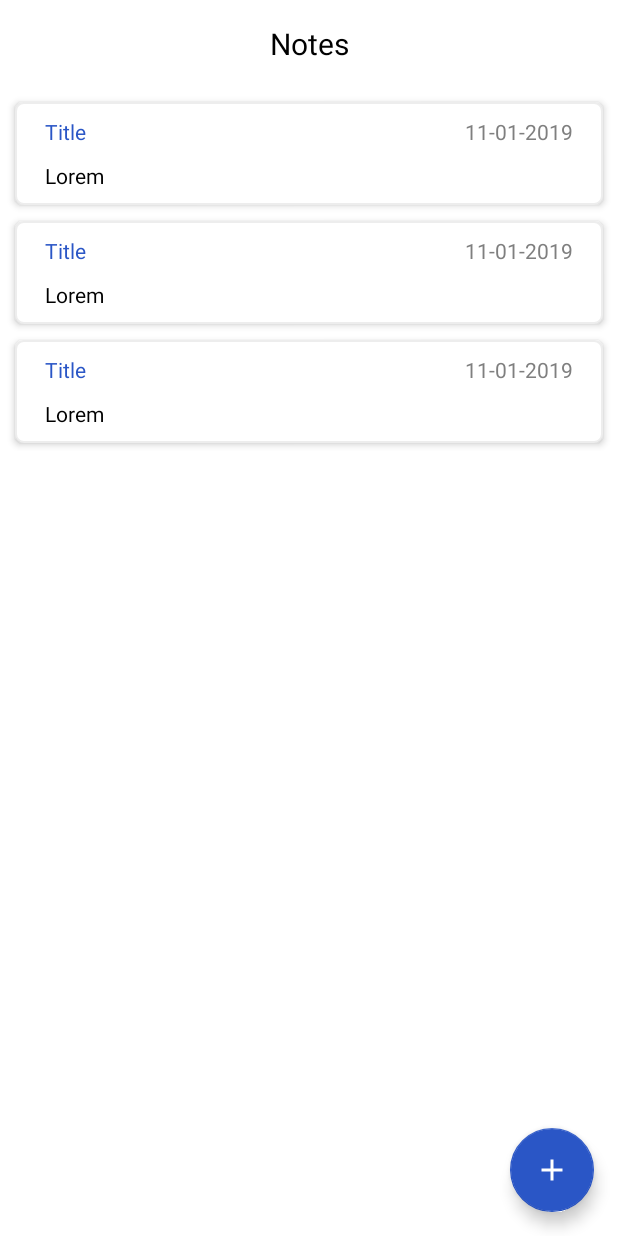
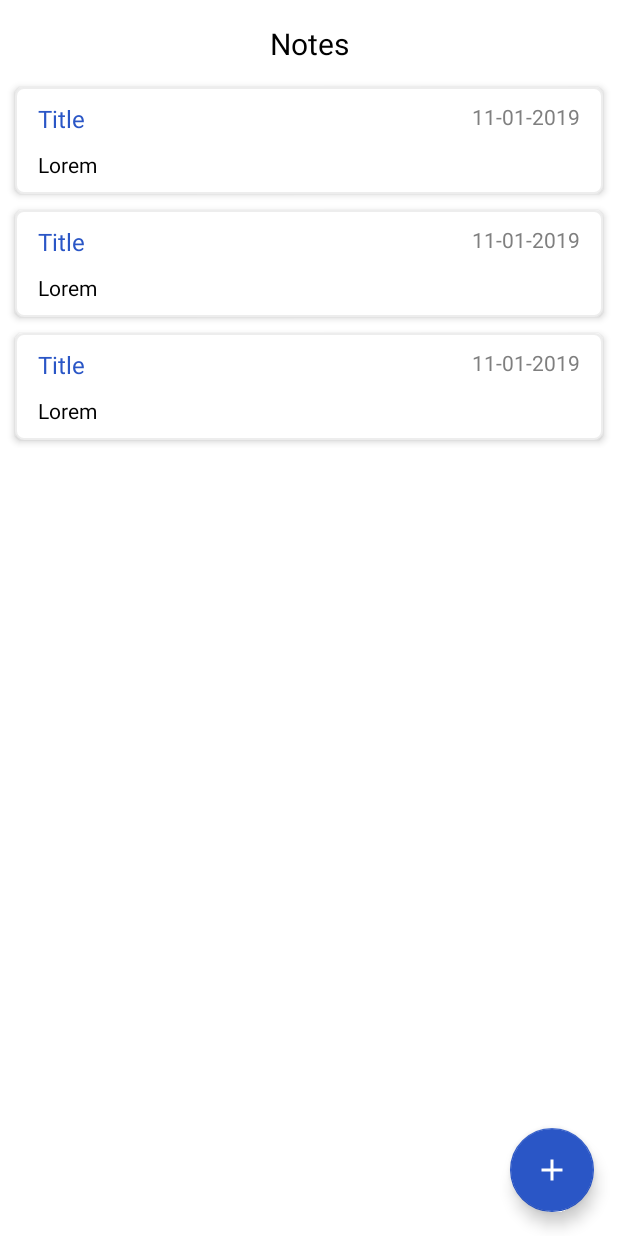
Before and after one commit to pwnjeswani/TodoApp, an Android app: the layout activity_main.xml on its own in the app's theme, with its tools: preview values and no code run, on a phone screen of 412 x 824 dp. Run offline under Robolectric (Android 15) with nearby library versions, the light colour scheme and no system bars.

Commit message:
not working editing title, moving further to edit note on item click

```diff
--- a/app/src/main/AndroidManifest.xml
+++ b/app/src/main/AndroidManifest.xml
@@ -10,7 +10,8 @@
         android:roundIcon="@mipmap/ic_launcher_round"
         android:supportsRtl="true"
         android:theme="@style/AppTheme">
-        <activity android:name=".view.activity.EditNoteActivity"></activity>
+        <activity android:name=".view.activity.EditNoteActivity"
+            android:windowSoftInputMode="adjustResize|stateHidden" />
         <activity android:name=".view.activity.MainActivity">
             <intent-filter>
                 <action android:name="android.intent.action.MAIN" />
--- a/app/src/main/java/com/pawanjeswani/todoapp/database/TodoDao.kt
+++ b/app/src/main/java/com/pawanjeswani/todoapp/database/TodoDao.kt
@@ -12,20 +12,40 @@ import com.pawanjeswani.todoapp.model.dbtables.NoteData
 @Dao
 interface TodoDao {
 
+    /**
+     * fetching all notes sorted by date
+     */
     @Query("SELECT * from NoteData Order by date ASC")
     fun getAllNotes(): LiveData<List<NoteData>>
 
+    /**
+     * inserting a new or updating existing note
+     */
     @Insert(onConflict = REPLACE)
     fun insertNoteToDb(noteData: NoteData)
 
+    /**
+     * deleting all note
+     */
     @Delete
     fun deleteAllNotes(noteData: NoteData)
 
+    /**
+     * Deleting a note by noteId
+     */
     @Query("DELETE FROM NoteData WHERE noteId=:noteId")
     fun deleteNoteWithId(noteId:String)
 
+    /**
+     * fetching a note by notId
+     */
     @Query("SELECT * from NoteData WHERE noteId= :noteId" )
     fun getNoteWithId(noteId:String): LiveData<NoteData>
 
+    /**
+     * Updating only title By note id
+     */
+    @Query("UPDATE NoteData SET noteTitle=:title WHERE noteId = :noteId")
+    fun updateTitleForNoteId(title:String,noteId:String)
 
 }
--- a/app/src/main/java/com/pawanjeswani/todoapp/view/adapter/NotesAdapter.kt
+++ b/app/src/main/java/com/pawanjeswani/todoapp/view/adapter/NotesAdapter.kt
@@ -5,7 +5,9 @@ import android.util.DisplayMetrics
 import android.view.LayoutInflater
 import android.view.View
 import android.view.ViewGroup
+import android.widget.EditText
 import android.widget.TextView
+import android.widget.ViewSwitcher
 import androidx.recyclerview.widget.RecyclerView
 import com.pawanjeswani.todoapp.R
 import com.pawanjeswani.todoapp.model.dbtables.NoteData
@@ -13,18 +15,21 @@ import kotlin.math.roundToInt
 
 
 class NotesAdapter : RecyclerView.Adapter<RecyclerView.ViewHolder> {
-
+    //notes list will be stored in this var
     private var noteList = mutableListOf<NoteData>()
+    //context variable
     var mContext: Context? = null
-
 
     constructor(context: Context) {
         this.mContext = context
     }
 
     fun setNotes(notesList:ArrayList<NoteData>){
+        //clearing the existing data
         this.noteList.clear()
+        //adding the new data
         noteList.addAll(notesList)
+        //notifying the adapter that data is changed
         notifyDataSetChanged()
     }
 
@@ -40,22 +45,30 @@ class NotesAdapter : RecyclerView.Adapter<RecyclerView.ViewHolder> {
 
     override fun onBindViewHolder(holder: RecyclerView.ViewHolder, position: Int) {
         var holderr = holder as NoteViewHolder
+        //setting last item's bottom padding
         if (position == noteList.size - 1) {
             holderr.itemView.setPadding(0,0,0,dpToPx(15,mContext!!))
         }
+        //passing the respective note data to bind
         holderr.bind(noteList[position])
+
+        holderr.vwSwTitle.setOnClickListener {
+            //user can change the title by clicking on this
+            holderr.vwSwTitle.nextView
+        }
     }
 
-    private open inner class NoteViewHolder internal constructor(itemView: View) :
-        RecyclerView.ViewHolder(itemView) {
+    private open inner class NoteViewHolder internal constructor(itemView: View) : RecyclerView.ViewHolder(itemView) {
         internal var tvNoteTitle: TextView = itemView.findViewById(R.id.tv_note_title)
+        internal var etNoteTitle: EditText = itemView.findViewById(R.id.et_note_title)
+        internal var vwSwTitle: ViewSwitcher = itemView.findViewById(R.id.vw_sw_title)
         internal var tvNoteContent: TextView = itemView.findViewById(R.id.tv_note_content)
         internal var tvNoteDate: TextView = itemView.findViewById(R.id.tv_note_date)
 
         internal fun bind(note: NoteData) {
-           tvNoteTitle.text = "Title"
            tvNoteContent.text = note.noteContent
            tvNoteDate.text = note.date
+            etNoteTitle.isEnabled = true
         }
     }
 
--- a/app/src/main/res/layout/activity_main.xml
+++ b/app/src/main/res/layout/activity_main.xml
@@ -22,8 +22,9 @@
     <androidx.recyclerview.widget.RecyclerView
         android:id="@+id/rv_notes"
         android:layout_width="match_parent"
-        android:layout_height="wrap_content"
-        android:layout_marginTop="20dp"
+        android:layout_height="0dp"
+        app:layout_constraintBottom_toBottomOf="parent"
+        android:layout_marginTop="10dp"
         android:layout_marginBottom="10dp"
         app:layout_constraintTop_toBottomOf="@+id/tv_title"
         tools:listitem="@layout/note_item" />
--- a/app/src/main/res/layout/note_item.xml
+++ b/app/src/main/res/layout/note_item.xml
@@ -5,58 +5,79 @@
     android:layout_width="match_parent"
     android:layout_height="wrap_content"
     app:cardBackgroundColor="@color/white"
+    app:cardCornerRadius="0dp"
     app:cardElevation="0dp"
-    app:cardCornerRadius="0dp"
     tools:context=".view.activity.MainActivity">
 
     <androidx.constraintlayout.widget.ConstraintLayout
         android:layout_width="match_parent"
+        android:layout_height="wrap_content"
+        android:layout_marginLeft="10dp"
         android:layout_marginTop="5dp"
-        android:layout_marginLeft="10dp"
         android:layout_marginRight="10dp"
-        android:elevation="3dp"
         android:layout_marginBottom="5dp"
-        android:layout_height="wrap_content"
-        android:background="@drawable/curved_border">
+        android:background="@drawable/curved_border"
+        android:elevation="3dp">
 
-        <TextView
-            android:id="@+id/tv_note_title"
+        <ViewSwitcher
+            android:id="@+id/vw_sw_title"
             android:layout_width="wrap_content"
             android:layout_height="wrap_content"
-            android:layout_marginLeft="20dp"
+            android:layout_marginLeft="15dp"
             android:layout_marginTop="10dp"
-            android:text="@string/note_title"
-            android:textColor="@color/note_title_txt_clr"
             app:layout_constraintLeft_toLeftOf="parent"
-            app:layout_constraintTop_toTopOf="parent" />
+            app:layout_constraintTop_toTopOf="parent">
+
+            <TextView
+                android:id="@+id/tv_note_title"
+                android:layout_width="wrap_content"
+                android:layout_height="wrap_content"
+                android:background="@null"
+                android:clickable="true"
+                android:text="@string/note_title"
+                android:textColor="@color/note_title_txt_clr"
+                android:textSize="16sp" />
+
+            <EditText
+                android:id="@+id/et_note_title"
+                android:layout_width="wrap_content"
+                android:layout_height="wrap_content"
+                android:background="@null"
+                android:enabled="false"
+                android:hint="@string/note_title"
+                android:textColor="@color/note_title_txt_clr"
+                android:textSize="16sp" />
+
+        </ViewSwitcher>
 
         <TextView
             android:id="@+id/tv_note_date"
             android:layout_width="wrap_content"
             android:layout_height="wrap_content"
-            android:layout_marginRight="20dp"
+            android:layout_marginRight="15dp"
             android:text="11-01-2019"
             android:textColor="@color/note_date_txt_clr"
             app:layout_constraintRight_toRightOf="parent"
-            app:layout_constraintTop_toTopOf="@id/tv_note_title" />
+            app:layout_constraintTop_toTopOf="@id/vw_sw_title" />
 
         <TextView
             android:id="@+id/tv_note_content"
             android:layout_width="0dp"
             android:layout_height="wrap_content"
-            android:layout_marginLeft="20dp"
+            android:layout_marginLeft="15dp"
             android:ellipsize="end"
+            android:ems="8"
+            android:gravity="start|top"
             android:lineSpacingExtra="2dp"
             android:maxLength="150"
-            android:gravity="start|top"
+            android:maxLines="3"
+            android:paddingTop="10dp"
             android:paddingRight="30dp"
-            android:paddingTop="10dp"
             android:paddingBottom="10dp"
-            android:maxLines="3"
             android:text="Lorem "
             android:textColor="@color/black"
             app:layout_constraintEnd_toEndOf="parent"
             app:layout_constraintStart_toStartOf="parent"
-            app:layout_constraintTop_toBottomOf="@id/tv_note_title" />
+            app:layout_constraintTop_toBottomOf="@id/vw_sw_title" />
     </androidx.constraintlayout.widget.ConstraintLayout>
 </androidx.cardview.widget.CardView>
```
